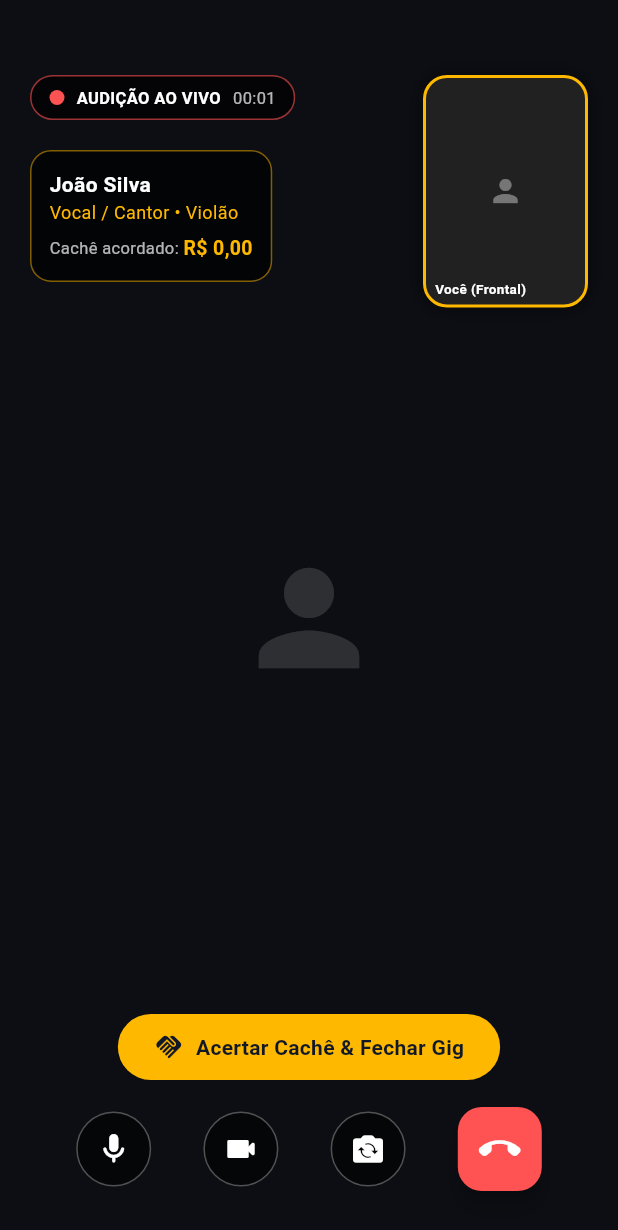
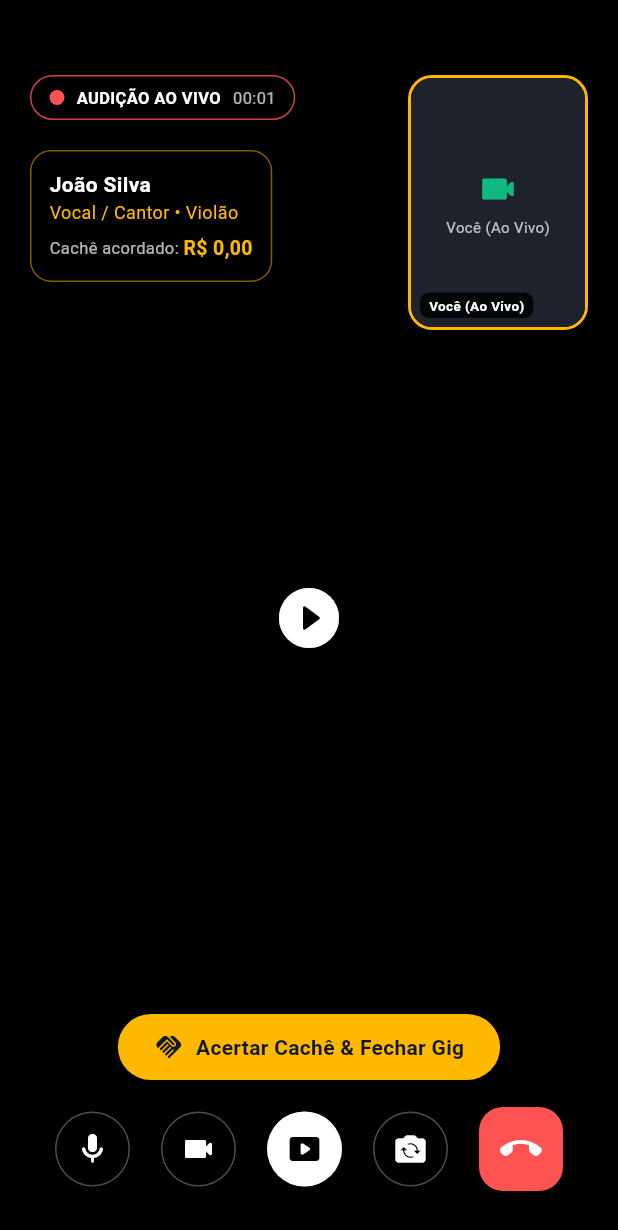
Before and after one commit to appwillb/augeplay, a Flutter app: the VideoCallScreen screen opened directly with sample values from the repository, on a phone screen of 412 x 824 dp. Shown: the top 1230 px of the screen. Run offline on Flutter 3.47's test engine with Material 3 defaults, Android fonts, the phone set to English and light mode, and no system bars; missing offline and left inert: dart:html, dart:ui_web; accounts and stored records are empty; network calls fail.

Commit message:
feat(video): live webcam and real audition video stream

```diff
--- a/lib/features/videos/presentation/screens/video_call_screen.dart
+++ b/lib/features/videos/presentation/screens/video_call_screen.dart
@@ -5,6 +5,7 @@ import 'package:playauge/core/theme/app_text_styles.dart';
 import 'package:playauge/core/utils/currency_formatter.dart';
 import 'package:playauge/features/auth/domain/models/user_entity.dart';
 import 'package:playauge/features/profile/domain/models/profile_entity.dart';
+import 'package:playauge/features/videos/presentation/widgets/web_media_view.dart';
 
 /// Tela de Chamada de Vídeo para Audição Online e Negociação Direta de Cachê
 class VideoCallScreen extends StatefulWidget {
@@ -29,11 +30,10 @@ class _VideoCallScreenState extends State<VideoCallScreen> {
   bool _isMuted = false;
   bool _isVideoOff = false;
   bool _isFrontCamera = true;
-  bool _showChatPanel = false;
+  bool _showPerformanceVideo = true;
   int _callDurationSeconds = 0;
   Timer? _callTimer;
 
-  final TextEditingController _negotiationNoteController = TextEditingController();
   late double _currentProposedCache;
 
   @override
@@ -56,7 +56,7 @@ class _VideoCallScreenState extends State<VideoCallScreen> {
   @override
   void dispose() {
     _callTimer?.cancel();
-    _negotiationNoteController.dispose();
+    disposeWebMedia();
     super.dispose();
   }
 
@@ -120,6 +120,7 @@ class _VideoCallScreenState extends State<VideoCallScreen> {
               if (widget.onContractAgreed != null) {
                 widget.onContractAgreed!();
               }
+              disposeWebMedia();
               Navigator.pop(context);
             },
             child: const Text('Confirmar Cachê'),
@@ -132,19 +133,29 @@ class _VideoCallScreenState extends State<VideoCallScreen> {
   @override
   Widget build(BuildContext context) {
     final targetUser = widget.targetProfile.user;
+    final auditionVideoUrl = widget.targetProfile.videoUrls.isNotEmpty
+        ? widget.targetProfile.videoUrls.first
+        : 'https://assets.mixkit.co/videos/preview/mixkit-guitarist-playing-an-acoustic-guitar-42526-large.mp4';
 
     return Scaffold(
       backgroundColor: Colors.black,
       body: Stack(
         children: [
-          // 1. Câmera Remota (Músico Tocando / Audição ao Vivo)
+          // 1. Câmera Remota (Músico Tocando ao Vivo na Audição)
           Positioned.fill(
             child: Container(
               color: const Color(0xFF14171F),
               child: Stack(
                 fit: StackFit.expand,
                 children: [
-                  if (targetUser.avatarUrl != null && targetUser.avatarUrl!.isNotEmpty)
+                  if (_showPerformanceVideo)
+                    createVideoPlayerView(
+                      viewId: 'remote_audition_${targetUser.id}',
+                      videoUrl: auditionVideoUrl,
+                      isPlaying: true,
+                      isMuted: _isMuted,
+                    )
+                  else if (targetUser.avatarUrl != null && targetUser.avatarUrl!.isNotEmpty)
                     Image.network(
                       targetUser.avatarUrl!,
                       fit: BoxFit.cover,
@@ -156,19 +167,17 @@ class _VideoCallScreenState extends State<VideoCallScreen> {
                     const Center(
                       child: Icon(Icons.person, size: 100, color: Colors.white24),
                     ),
-                  Container(
-                    color: Colors.black.withOpacity(0.4),
-                  ),
-                  // Ondas de áudio / Indicador ao vivo
+
+                  // Overlay superior
                   Positioned(
                     top: 50,
                     left: 20,
                     child: Container(
                       padding: const EdgeInsets.symmetric(horizontal: 12, vertical: 6),
                       decoration: BoxDecoration(
-                        color: Colors.black.withOpacity(0.7),
+                        color: Colors.black.withOpacity(0.75),
                         borderRadius: BorderRadius.circular(20),
-                        border: Border.all(color: Colors.redAccent.withOpacity(0.6)),
+                        border: Border.all(color: Colors.redAccent.withOpacity(0.8)),
                       ),
                       child: Row(
                         children: [
@@ -193,19 +202,19 @@ class _VideoCallScreenState extends State<VideoCallScreen> {
             ),
           ),
 
-          // 2. Câmera Local (Picture-in-Picture no canto superior direito)
+          // 2. Câmera Local (Picture-in-Picture com WEBCAM / CÂMERA REAL DO USUÁRIO)
           Positioned(
             top: 50,
             right: 20,
             child: Container(
-              width: 110,
-              height: 155,
+              width: 120,
+              height: 170,
               decoration: BoxDecoration(
-                color: Colors.grey[900],
+                color: Colors.black,
                 borderRadius: BorderRadius.circular(16),
                 border: Border.all(color: AppColors.primary, width: 2),
                 boxShadow: [
-                  BoxShadow(color: Colors.black.withOpacity(0.5), blurRadius: 10),
+                  BoxShadow(color: Colors.black.withOpacity(0.6), blurRadius: 10),
                 ],
               ),
               child: ClipRRect(
@@ -213,24 +222,32 @@ class _VideoCallScreenState extends State<VideoCallScreen> {
                 child: Stack(
                   fit: StackFit.expand,
                   children: [
-                    if (widget.callerUser.avatarUrl != null && widget.callerUser.avatarUrl!.isNotEmpty)
-                      Image.network(
-                        widget.callerUser.avatarUrl!,
-                        fit: BoxFit.cover,
-                        errorBuilder: (_, __, ___) => const Center(
-                          child: Icon(Icons.person, color: Colors.white38),
-                        ),
+                    if (!_isVideoOff)
+                      createCameraPreview(
+                        viewId: 'caller_pip',
+                        isFrontCamera: _isFrontCamera,
+                        isVideoOff: _isVideoOff,
                       )
                     else
-                      const Center(
-                        child: Icon(Icons.person, color: Colors.white38),
+                      Container(
+                        color: const Color(0xFF1E222D),
+                        child: const Center(
+                          child: Icon(Icons.videocam_off_rounded, color: Colors.redAccent, size: 32),
+                        ),
                       ),
                     Positioned(
-                      bottom: 4,
+                      bottom: 6,
                       left: 6,
-                      child: Text(
-                        'Você (${_isFrontCamera ? "Frontal" : "Traseira"})',
-                        style: const TextStyle(fontSize: 9, color: Colors.white, fontWeight: FontWeight.bold),
+                      child: Container(
+                        padding: const EdgeInsets.symmetric(horizontal: 6, vertical: 2),
+                        decoration: BoxDecoration(
+                          color: Colors.black87,
+                          borderRadius: BorderRadius.circular(6),
+                        ),
+                        child: Text(
+                          _isVideoOff ? 'Desligada' : 'Você (Ao Vivo)',
+                          style: const TextStyle(fontSize: 9, color: Colors.white, fontWeight: FontWeight.bold),
+                        ),
                       ),
                     ),
                   ],
@@ -246,7 +263,7 @@ class _VideoCallScreenState extends State<VideoCallScreen> {
             child: Container(
               padding: const EdgeInsets.all(12),
               decoration: BoxDecoration(
-                color: Colors.black.withOpacity(0.75),
+                color: Colors.black.withOpacity(0.8),
                 borderRadius: BorderRadius.circular(14),
                 border: Border.all(color: AppColors.primary.withOpacity(0.5)),
               ),
@@ -258,7 +275,9 @@ class _VideoCallScreenState extends State<VideoCallScreen> {
                     style: const TextStyle(color: Colors.white, fontWeight: FontWeight.bold, fontSize: 14),
                   ),
                   Text(
-                    widget.targetProfile.instrumentsFormatted,
+                    widget.targetProfile.instrumentsFormatted.isNotEmpty
+                        ? widget.targetProfile.instrumentsFormatted
+                        : 'Músico Profissional',
                     style: const TextStyle(color: AppColors.primary, fontSize: 12),
                   ),
                   const SizedBox(height: 6),
@@ -317,6 +336,13 @@ class _VideoCallScreenState extends State<VideoCallScreen> {
                       onPressed: () => setState(() => _isVideoOff = !_isVideoOff),
                       tooltip: _isVideoOff ? 'Ligar Câmera' : 'Desligar Câmera',
                     ),
+                    // Alternar Vídeo Remoto / Avatar
+                    _buildControlButton(
+                      icon: _showPerformanceVideo ? Icons.smart_display_rounded : Icons.person_pin_rounded,
+                      isActive: _showPerformanceVideo,
+                      onPressed: () => setState(() => _showPerformanceVideo = !_showPerformanceVideo),
+                      tooltip: 'Alternar Vídeo do Músico',
+                    ),
                     // Trocar Câmera
                     _buildControlButton(
                       icon: Icons.flip_camera_ios_rounded,
@@ -328,7 +354,10 @@ class _VideoCallScreenState extends State<VideoCallScreen> {
                     FloatingActionButton(
                       heroTag: 'end_call_btn',
                       backgroundColor: Colors.redAccent,
-                      onPressed: () => Navigator.pop(context),
+                      onPressed: () {
+                        disposeWebMedia();
+                        Navigator.pop(context);
+                      },
                       child: const Icon(Icons.call_end_rounded, color: Colors.white, size: 28),
                     ),
                   ],
--- /dev/null
+++ b/lib/features/videos/presentation/widgets/web_media_view.dart
@@ -0,0 +1,2 @@
+export 'web_media_view_stub.dart'
+    if (dart.library.html) 'web_media_view_web.dart';
--- /dev/null
+++ b/lib/features/videos/presentation/widgets/web_media_view_stub.dart
@@ -0,0 +1,44 @@
+import 'package:flutter/material.dart';
+
+Widget createCameraPreview({
+  required String viewId,
+  required bool isFrontCamera,
+  required bool isVideoOff,
+}) {
+  return Container(
+    color: const Color(0xFF1E222D),
+    child: Center(
+      child: Column(
+        mainAxisSize: MainAxisSize.min,
+        children: [
+          Icon(
+            isVideoOff ? Icons.videocam_off_rounded : Icons.videocam_rounded,
+            color: isVideoOff ? Colors.redAccent : const Color(0xFF10B981),
+            size: 28,
+          ),
+          const SizedBox(height: 4),
+          Text(
+            isVideoOff ? 'Câmera Desligada' : 'Você (Ao Vivo)',
+            style: const TextStyle(color: Colors.white70, fontSize: 10),
+          ),
+        ],
+      ),
+    ),
+  );
+}
+
+Widget createVideoPlayerView({
+  required String viewId,
+  required String videoUrl,
+  required bool isPlaying,
+  required bool isMuted,
+}) {
+  return Container(
+    color: Colors.black,
+    child: const Center(
+      child: Icon(Icons.play_circle_fill_rounded, color: Colors.white, size: 48),
+    ),
+  );
+}
+
+void disposeWebMedia() {}
```
Also changed, not shown: lib/features/videos/presentation/widgets/musician_video_player_modal.dart (+44 -118 lines), lib/features/videos/presentation/widgets/web_media_view_web.dart (added, +114 -0 lines), 4 other files.
